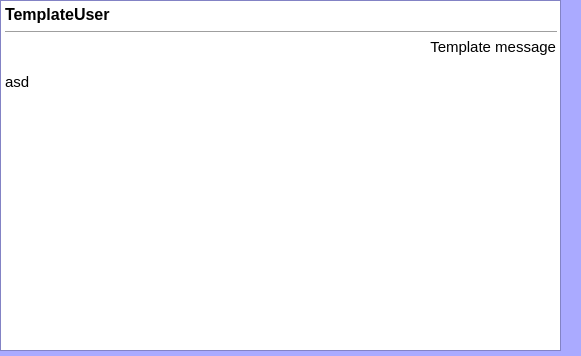
This is ClientIRC/chatwidget.ui in wiekonek/IRC as Qt 5 draws it before an edit. The edited form follows.
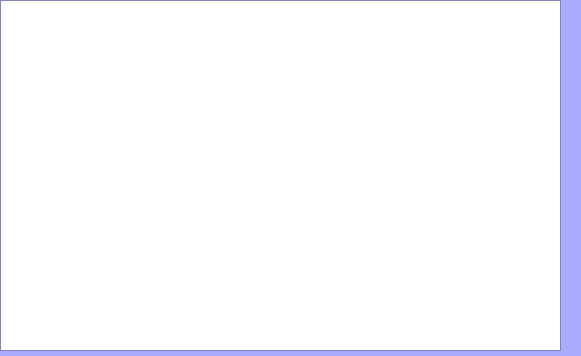
This is the edited form.

```diff
--- a/ClientIRC/chatwidget.ui
+++ b/ClientIRC/chatwidget.ui
@@ -115,10 +115,7 @@
 &lt;html&gt;&lt;head&gt;&lt;meta name=&quot;qrichtext&quot; content=&quot;1&quot; /&gt;&lt;style type=&quot;text/css&quot;&gt;
 p, li { white-space: pre-wrap; }
 &lt;/style&gt;&lt;/head&gt;&lt;body style=&quot; font-family:'Ubuntu'; font-size:11pt; font-weight:400; font-style:normal;&quot;&gt;
-&lt;p style=&quot; margin-top:0px; margin-bottom:0px; margin-left:0px; margin-right:0px; -qt-block-indent:0; text-indent:0px;&quot;&gt;&lt;span style=&quot; font-size:12pt; font-weight:600;&quot;&gt;TemplateUser&lt;/span&gt;&lt;/p&gt;
-&lt;hr /&gt;
-&lt;p align=&quot;right&quot; style=&quot; margin-top:0px; margin-bottom:0px; margin-left:0px; margin-right:0px; -qt-block-indent:0; text-indent:0px;&quot;&gt;Template message&lt;br /&gt;&lt;/p&gt;
-&lt;p style=&quot; margin-top:0px; margin-bottom:0px; margin-left:0px; margin-right:0px; -qt-block-indent:0; text-indent:0px;&quot;&gt;asd&lt;/p&gt;&lt;/body&gt;&lt;/html&gt;</string>
+&lt;p style=&quot;-qt-paragraph-type:empty; margin-top:0px; margin-bottom:0px; margin-left:0px; margin-right:0px; -qt-block-indent:0; text-indent:0px;&quot;&gt;&lt;br /&gt;&lt;/p&gt;&lt;/body&gt;&lt;/html&gt;</string>
       </property>
       <property name="acceptRichText">
        <bool>true</bool>
```
